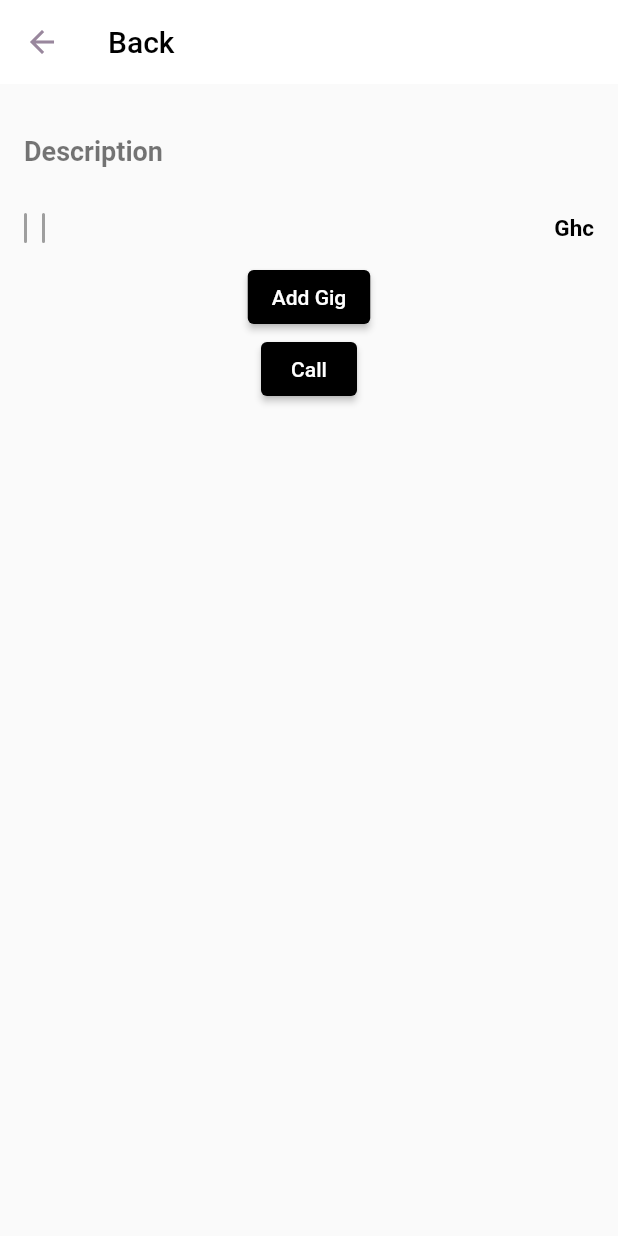
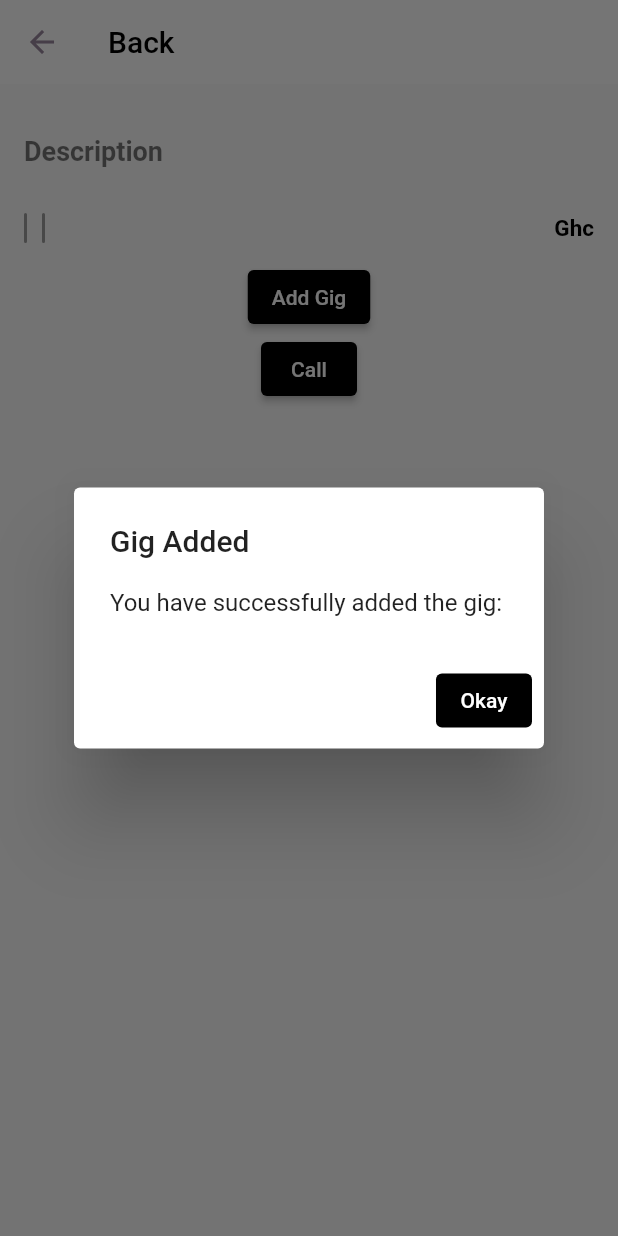
Before and after one commit to StevenAttipoe/workwaves, a Flutter app: the ProjectView screen opened directly with empty values, after a tap on "Add Gig", on a phone screen of 412 x 824 dp. Run offline on Flutter 3.47's test engine with Material 2 defaults, Android fonts, the phone set to English and light mode, and no system bars; our stand-ins replace cloud_firestore, firebase_auth, firebase_core, flutter_map, latlong2, syncfusion_flutter_charts; accounts and stored records are empty.

Commit message:
debug crud

```diff
--- a/lib/views/widgets/project_view.dart
+++ b/lib/views/widgets/project_view.dart
@@ -3,18 +3,17 @@ import 'package:firebase_auth/firebase_auth.dart';
 import 'package:flutter/material.dart';
 
 class ProjectView extends StatefulWidget {
-  const ProjectView({ Key? key }) : super(key: key);
+  const ProjectView({Key? key}) : super(key: key);
 
   @override
   State<ProjectView> createState() => _ProjectViewState();
 }
 
 class _ProjectViewState extends State<ProjectView> {
-
-
   @override
   Widget build(BuildContext context) {
-    final projectToView = ModalRoute.of(context)!.settings.arguments as OneProject;
+    final projectToView =
+        ModalRoute.of(context)!.settings.arguments as OneProject;
     String uid = FirebaseAuth.instance.currentUser!.uid.toString();
 
     return Scaffold(
@@ -41,8 +40,7 @@ class _ProjectViewState extends State<ProjectView> {
                     child: Text(
                       projectToView.name,
                       style: const TextStyle(
-                          fontWeight: FontWeight.bold,
-                          fontSize: 25),
+                          fontWeight: FontWeight.bold, fontSize: 25),
                     ),
                   ),
                 ],
@@ -52,22 +50,19 @@ class _ProjectViewState extends State<ProjectView> {
                 children: [
                   const Text(
                     "Description",
-                    style: TextStyle(
-                        fontSize: 18, fontWeight: FontWeight.bold),
+                    style: TextStyle(fontSize: 18, fontWeight: FontWeight.bold),
                   ),
                   const SizedBox(height: 7),
                   Text(projectToView.description),
                   Padding(
-                    padding:
-                        const EdgeInsets.only(top: 8.0, bottom: 8),
+                    padding: const EdgeInsets.only(top: 8.0, bottom: 8),
                     child: Row(
                       children: [
                         Padding(
                           padding: const EdgeInsets.only(right: 10),
                           child: Container(
                               decoration: BoxDecoration(
-                                  borderRadius:
-                                      const BorderRadius.all(
+                                  borderRadius: const BorderRadius.all(
                                     Radius.circular(2),
                                   ),
                                   border: Border.all(
@@ -75,15 +70,13 @@ class _ProjectViewState extends State<ProjectView> {
                                   )),
                               child: Text(
                                 projectToView.tag1,
-                                style:
-                                    const TextStyle(fontSize: 15),
+                                style: const TextStyle(fontSize: 15),
                               )),
                         ),
                         Container(
                             decoration: BoxDecoration(
                                 borderRadius:
-                                    const BorderRadius.all(
-                                        Radius.circular(2)),
+                                    const BorderRadius.all(Radius.circular(2)),
                                 border: Border.all(
                                   color: Colors.grey,
                                 )),
@@ -93,9 +86,7 @@ class _ProjectViewState extends State<ProjectView> {
                             )),
                         const Spacer(),
                         Text(
-                          "Ghc" +
-                              projectToView.price
-                                  .toString(),
+                          "Ghc" + projectToView.price.toString(),
                           style: const TextStyle(
                               fontWeight: FontWeight.bold,
                               color: Colors.black,
@@ -110,50 +101,67 @@ class _ProjectViewState extends State<ProjectView> {
             Column(
               children: [
                 ElevatedButton(
-                  onPressed: (){
-                    var document =  FirebaseFirestore.instance;
+                    onPressed: () {
+                      var document = FirebaseFirestore.instance;
                       document
                           .collection('project-info')
                           .doc(uid)
                           .collection('All-Projects')
-                          .doc(uid)
-                          .set({
+                          .add({
                         'contact_name': projectToView.name,
                         'project_name': projectToView.description
                       });
+                      showAddDialog(context, projectToView.name);
                     },
                     child: const Text('Add Gig'),
-                      style: ElevatedButton.styleFrom(primary: Colors.black)
-                ),
+                    style: ElevatedButton.styleFrom(primary: Colors.black)),
                 ElevatedButton(
-                  onPressed: (){
-
-                    },
+                    onPressed: () {},
                     child: const Text('Call'),
-                      style: ElevatedButton.styleFrom(primary: Colors.black)
-                ),
+                    style: ElevatedButton.styleFrom(primary: Colors.black)),
               ],
             ),
           ],
         ),
       ),
+    );
+  }
 
+  void showAddDialog(context, String name) async {
+    return showDialog<void>(
+      context: context,
+      barrierDismissible: false,
+      builder: (BuildContext context) {
+        return AlertDialog(
+          title: const Text('Gig Added'),
+          content: SingleChildScrollView(
+            child: Text('You have successfully added the gig: ' + name),
+          ),
+          actions: <Widget>[
+            TextButton(
+              child: const Text(
+                'Okay',
+                style: TextStyle(color: Color(0xFFFFFFFF)),
+              ),
+              style: ButtonStyle(
+                  backgroundColor: MaterialStateProperty.all(Colors.black)),
+              onPressed: () {
+                Navigator.of(context).pop();
+              },
+            ),
+          ],
+        );
+      },
     );
   }
 }
 
-class OneProject{
+class OneProject {
   final String name;
   final String description;
   final String price;
   final String tag1;
   final String tag2;
 
-  OneProject(
-    this.name,
-    this.description,
-    this.price,
-    this.tag1,
-    this.tag2);
-
+  OneProject(this.name, this.description, this.price, this.tag1, this.tag2);
 }
```
Also changed, not shown: lib/views/nav/resume.dart (+18 -17 lines), lib/views/nav/search.dart (+0 -28 lines), lib/views/widgets/search_bar.dart (deleted). Lines whose indentation alone changed are shown as unchanged.
